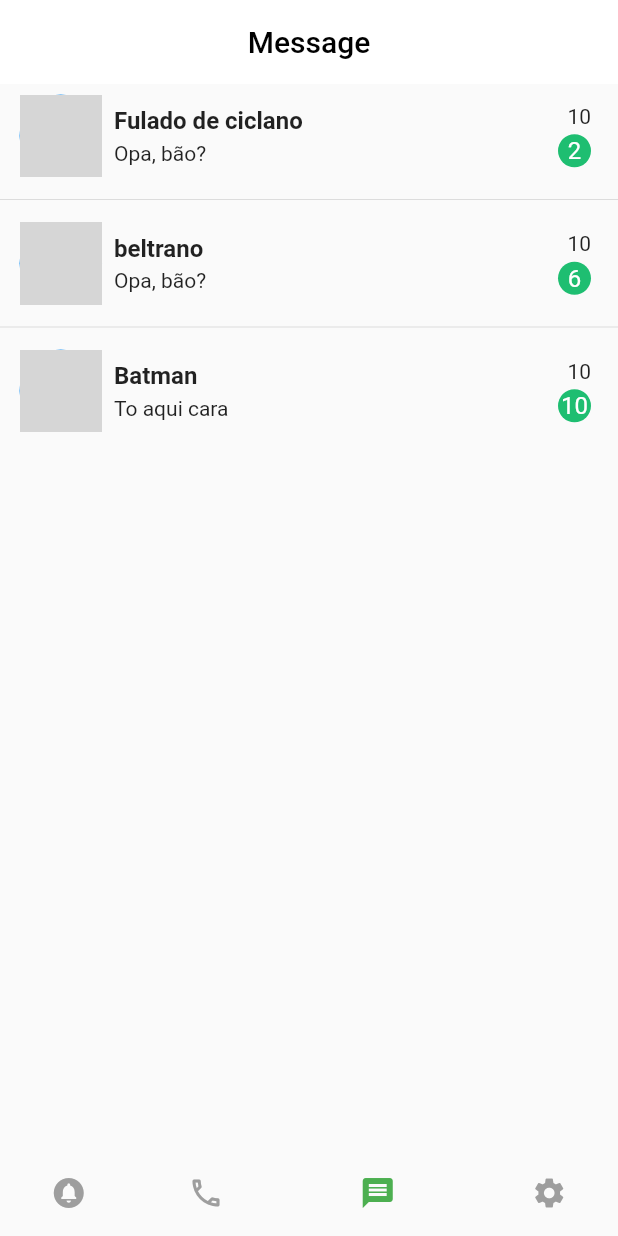
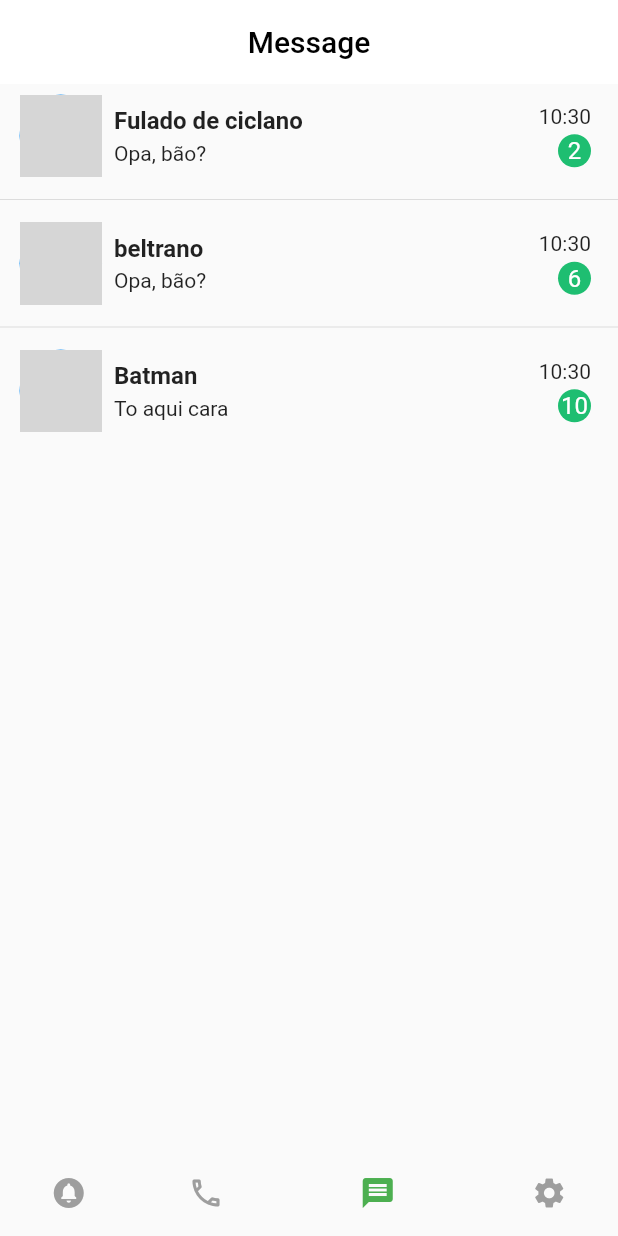
Before and after one commit to GuiPiovezan/flutter-whatsapp-clone, a Flutter app: the screen it shows after launch, on a phone screen of 412 x 824 dp. Run offline on Flutter 3.47's test engine with Material 2 defaults, Android fonts, the phone set to English and light mode, and no system bars; network calls fail; grey boxes are pictures that could not be loaded.

Commit message:
Added the package firestore_core and envolved the Column in Widget Center

```diff
--- a/lib/view/components/card.message.dart
+++ b/lib/view/components/card.message.dart
@@ -44,11 +44,14 @@ class CardMessage extends StatelessWidget {
               ],
             ),
           ),
-          Column(
+          Center(
+            child: Column(
               mainAxisSize: MainAxisSize.min,
               crossAxisAlignment: CrossAxisAlignment.end,
               children: [
-              Text(model.dataUltimaMensagem.hour.toString()),
+                Text(model.dataUltimaMensagem.hour.toString() +
+                    ":" +
+                    model.dataUltimaMensagem.minute.toString()),
                 const SizedBox(
                   height: 4,
                 ),
@@ -62,6 +65,7 @@ class CardMessage extends StatelessWidget {
                 ),
               ],
             ),
+          ),
         ],
       ),
     );
--- a/pubspec.yaml
+++ b/pubspec.yaml
@@ -34,6 +34,7 @@ dependencies:
   # The following adds the Cupertino Icons font to your application.
   # Use with the CupertinoIcons class for iOS style icons.
   cupertino_icons: ^1.0.2
+  firebase_core: ^1.13.1
 
 dev_dependencies:
   flutter_test:
```
Also changed, not shown: pubspec.lock. Lines whose indentation alone changed are shown as unchanged.
